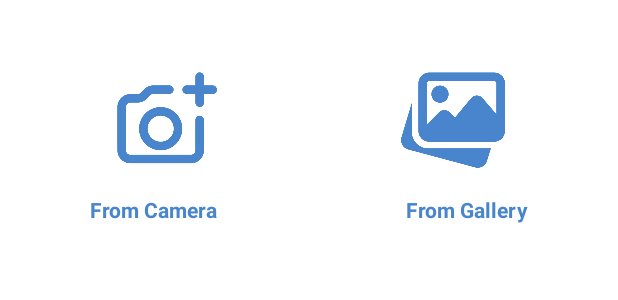
After one commit to NamPham1906/FamilyBonding, an Android app: the layout choose_source_of_picture_layout.xml on its own in the app's theme, with its tools: preview values and no code run, on a phone screen of 412 x 824 dp. The commit adds this screen. Shown: the top 300 px of the screen. Run offline under Robolectric (Android 15) with nearby library versions, the phone set to English and light mode, and no system bars.

Commit message:
Update on summarizing pictures - Add a dialog to show choices - Allow user to choose pic from gallery or take new pic

```diff
--- a/app/src/main/AndroidManifest.xml
+++ b/app/src/main/AndroidManifest.xml
@@ -3,6 +3,8 @@
     package="com.example.usmile">
 
     <uses-permission android:name="android.permission.READ_EXTERNAL_STORAGE" />
+    <uses-permission android:name="android.permission.WRITE_EXTERNAL_STORAGE" />
+
 
     <application
         android:allowBackup="true"
@@ -10,7 +12,8 @@
         android:label="@string/app_name"
         android:roundIcon="@mipmap/ic_launcher_round"
         android:supportsRtl="true"
-        android:theme="@style/Theme.USmile">
+        android:theme="@style/Theme.USmile"
+        android:requestLegacyExternalStorage="true">
 
         <activity
             android:name=".user.MainActivity"
--- /dev/null
+++ b/app/src/main/res/layout/choose_source_of_picture_layout.xml
@@ -0,0 +1,56 @@
+<?xml version="1.0" encoding="utf-8"?>
+<RelativeLayout xmlns:android="http://schemas.android.com/apk/res/android"
+    android:layout_width="match_parent"
+    android:layout_height="wrap_content"
+    xmlns:app="http://schemas.android.com/apk/res-auto"
+    android:background="@drawable/all_rounded_button_shape"
+    android:layout_margin="30dp">
+    <ImageView
+        android:id="@+id/fromCamImageView"
+        android:layout_width="100dp"
+        android:layout_height="100dp"
+        android:src="@drawable/new_pic"
+        app:tint="@color/primary_blue"
+        android:padding="15dp"
+        android:scaleType="centerCrop"
+        android:layout_marginStart="30dp"
+        android:layout_alignParentStart="true"
+        android:layout_alignParentRight="true"/>
+
+    <TextView
+        android:layout_width="wrap_content"
+        android:layout_height="wrap_content"
+        android:layout_below="@id/fromCamImageView"
+        android:text="From Camera"
+        android:textSize="14sp"
+        android:textStyle="bold"
+        android:layout_marginStart="30dp"
+        android:textColor="@color/primary_blue"
+        android:layout_marginBottom="20dp"/>
+
+    <ImageView
+        android:id="@+id/fromGalleryImageView"
+        android:layout_width="100dp"
+        android:layout_height="100dp"
+        android:src="@drawable/from_gallery"
+        app:tint="@color/primary_blue"
+        android:padding="15dp"
+        android:layout_marginEnd="30dp"
+        android:scaleType="centerCrop"
+        android:layout_alignParentEnd="true"
+        android:layout_alignParentLeft="true" />
+
+    <TextView
+        android:layout_width="wrap_content"
+        android:layout_height="wrap_content"
+        android:layout_below="@id/fromGalleryImageView"
+        android:text="From Gallery"
+        android:textSize="14sp"
+        android:textStyle="bold"
+        android:layout_marginEnd="30dp"
+        android:layout_alignParentEnd="true"
+        android:layout_alignParentLeft="true"
+        android:textColor="@color/primary_blue"
+        android:layout_marginBottom="20dp"/>
+
+</RelativeLayout>
```
Also changed, not shown: app/src/main/java/com/example/usmile/user/fragment/CollectPictureFragment.java (+151 -19 lines), app/src/main/res/drawable/from_gallery.png (added), app/src/main/res/drawable/gallery.png (added), app/src/main/res/drawable/new_pic.png (added).
